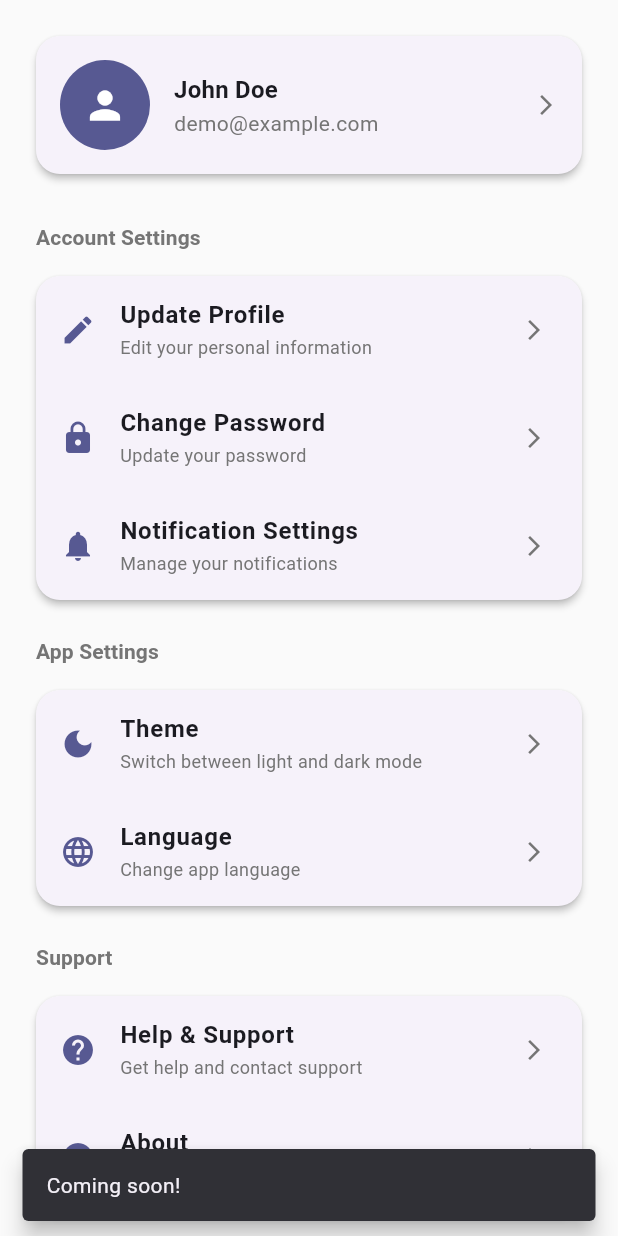
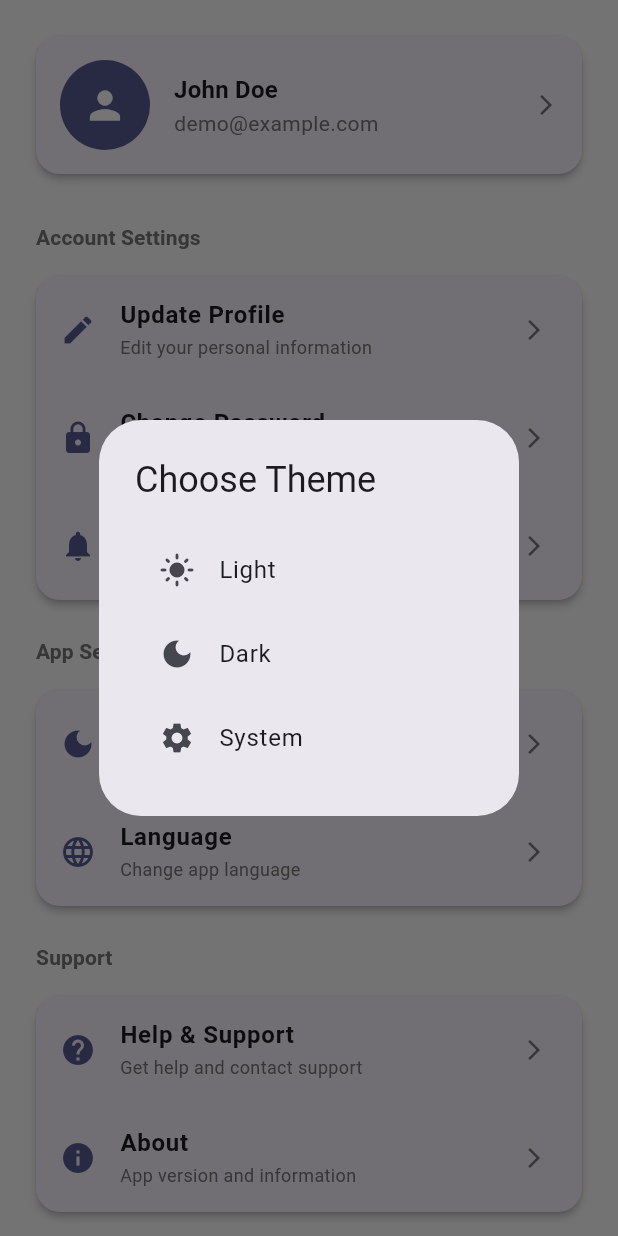
Before and after one commit to m4ndil/premium_newsletter, a Flutter app: the MenuPage widget shown alone on an empty page, opened directly, after a tap on "Theme", on a phone screen of 412 x 824 dp. Run offline on Flutter 3.47's test engine with Material 3 defaults, Android fonts, the phone set to English and light mode, and no system bars; our stand-ins replace cached_network_image, curved_navigation_bar, dio, equatable, flutter_bloc, flutter_cache_manager and 7 more; accounts and stored records are empty; network calls fail.

Commit message:
feat: apply different theme

```diff
--- a/lib/features/menu/presentation/pages/menu_page.dart
+++ b/lib/features/menu/presentation/pages/menu_page.dart
@@ -1,6 +1,8 @@
+import 'package:flutter/foundation.dart';
 import 'package:flutter/material.dart';
 import 'package:flutter_bloc/flutter_bloc.dart';
 import 'package:go_router/go_router.dart';
+import 'package:premium_newsletter/features/theme/presentation/bloc/theme_bloc.dart';
 import '../../../auth/presentation/bloc/auth_bloc.dart';
 
 class MenuPage extends StatelessWidget {
@@ -105,7 +107,7 @@ class MenuPage extends StatelessWidget {
                 Icons.dark_mode,
                 'Theme',
                 'Switch between light and dark mode',
-                    () => _showComingSoon(context),
+                    () =>  _showThemeDialog(context),
               ),
               _buildMenuItem(
                 context,
@@ -231,6 +233,47 @@ class MenuPage extends StatelessWidget {
     );
   }
 
+  void _showThemeDialog(BuildContext context) {
+    showDialog(
+      context: context,
+      builder: (context) => AlertDialog(
+        title: const Text('Choose Theme'),
+        content: Column(
+          mainAxisSize: MainAxisSize.min,
+          children: [
+            ListTile(
+              leading: const Icon(Icons.light_mode),
+              title: const Text('Light'),
+              onTap: () {
+                context.read<ThemeBloc>().add(SetTheme(ThemeMode.light));
+                Navigator.of(context).pop();
+                debugPrint('Light theme selected');
+              },
+            ),
+            ListTile(
+              leading: const Icon(Icons.dark_mode),
+              title: const Text('Dark'),
+              onTap: () {
+                context.read<ThemeBloc>().add(SetTheme(ThemeMode.dark));
+                Navigator.of(context).pop();
+                debugPrint('Dark theme selected');
+              },
+            ),
+            ListTile(
+              leading: const Icon(Icons.settings),
+              title: const Text('System'),
+              onTap: () {
+                context.read<ThemeBloc>().add(SetTheme(ThemeMode.system));
+                Navigator.of(context).pop();
+                debugPrint('System theme selected');
+              },
+            ),
+          ],
+        ),
+      ),
+    );
+  }
+
   void _showChangePasswordDialog(BuildContext context) {
     final currentPasswordController = TextEditingController();
     final newPasswordController = TextEditingController();
--- /dev/null
+++ b/lib/features/theme/presentation/bloc/theme_bloc.dart
@@ -0,0 +1,31 @@
+// lib/features/theme/presentation/bloc/theme_bloc.dart
+import 'package:flutter_bloc/flutter_bloc.dart';
+import 'package:flutter/material.dart';
+
+abstract class ThemeEvent {}
+
+class ToggleTheme extends ThemeEvent {}
+
+class SetTheme extends ThemeEvent {
+  final ThemeMode themeMode;
+  SetTheme(this.themeMode);
+}
+
+class ThemeState {
+  final ThemeMode themeMode;
+  ThemeState(this.themeMode);
+}
+
+class ThemeBloc extends Bloc<ThemeEvent, ThemeState> {
+  ThemeBloc() : super(ThemeState(ThemeMode.system)) {
+    on<ToggleTheme>((event, emit) {
+      final newMode =
+          state.themeMode == ThemeMode.light ? ThemeMode.dark : ThemeMode.light;
+      emit(ThemeState(newMode));
+    });
+
+    on<SetTheme>((event, emit) {
+      emit(ThemeState(event.themeMode));
+    });
+  }
+}
--- a/lib/features/user/data/repositories/user_repository_impl.dart
+++ b/lib/features/user/data/repositories/user_repository_impl.dart
@@ -16,7 +16,7 @@ class UserRepositoryImpl implements UserRepository {
       photoUrl: 'https://images.unsplash.com/photo-1472099645785-5658abf4ff4e?w=400',
       contact: '+1 (555) 123-4567',
       address: '123 Main Street, New York, NY 10001',
-      isActive: true,
+      isActive: false,
       activeDaysRemaining: 25,
     );
   }
```
Also changed, not shown: lib/core/di/injection_container.dart (+12 -14 lines), lib/main.dart (+13 -9 lines).
